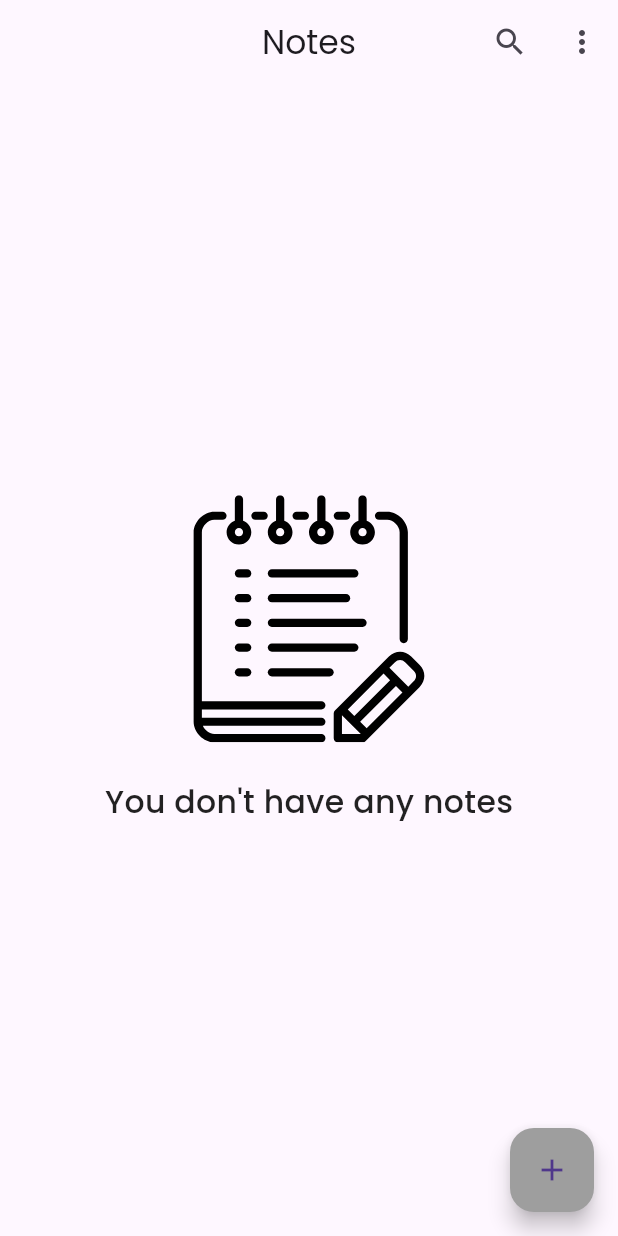
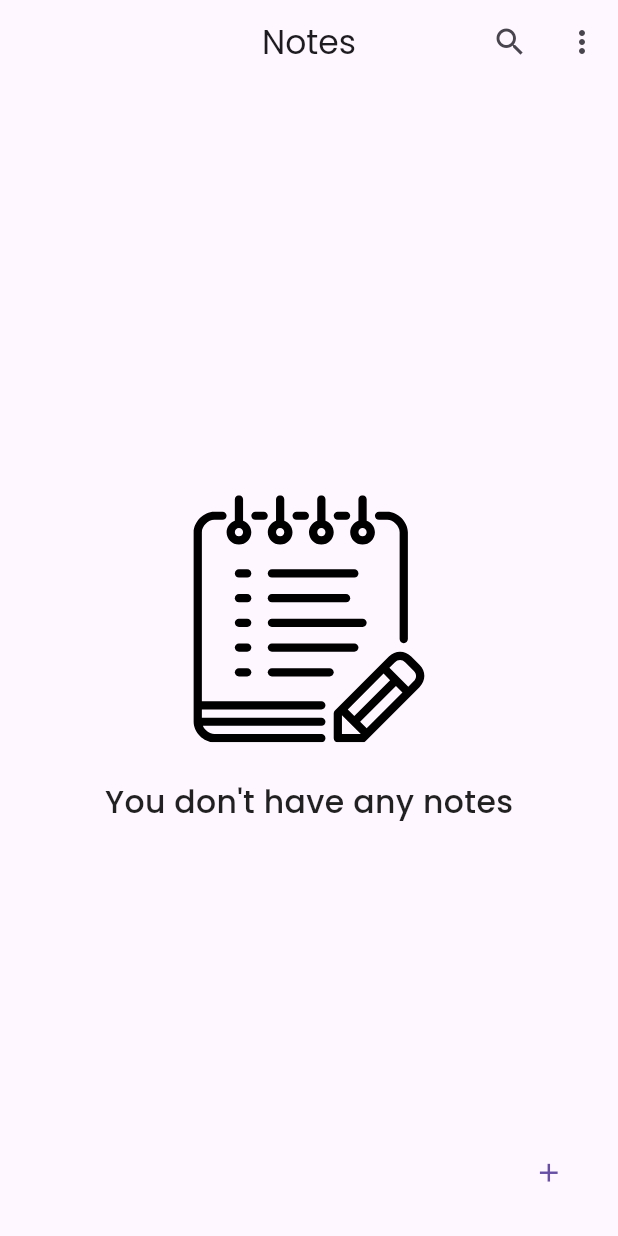
Before and after one commit to taherelzoghby/Notes-APP, a Flutter app: the screen it shows after launch, on a phone screen of 412 x 824 dp. Run offline on Flutter 3.47's test engine with Material 2 defaults, Android fonts, the light colour scheme and no system bars; our stand-ins replace flutter_staggered_animations, flutter_svg, get, google_fonts, share, sqflite; missing offline and left inert: string_stats; accounts and stored records are empty.

Commit message:
made all floatingactionbutton adaptive

```diff
--- /dev/null
+++ b/lib/adaptive/adaptiveFloatingActionButton.dart
@@ -0,0 +1,25 @@
+import 'package:flutter/cupertino.dart';
+import 'package:flutter/material.dart';
+
+class adaptiveFloatingActionButton extends StatelessWidget {
+  const adaptiveFloatingActionButton(
+      {super.key,
+      required this.os,
+      required this.widget,
+      required this.function});
+  final String os;
+  final Widget widget;
+  final void Function()? function;
+  @override
+  Widget build(BuildContext context) {
+    if (os != 'android')
+      return FloatingActionButton(
+        onPressed: () => function!(),
+        child: widget,
+      );
+    return CupertinoButton(
+      onPressed: () => function!(),
+      child: widget,
+    );
+  }
+}
--- /dev/null
+++ b/lib/constants.dart
@@ -0,0 +1,5 @@
+import 'dart:io';
+
+String Os() {
+  return Platform.operatingSystem;
+}
--- a/lib/views/screens/home.dart
+++ b/lib/views/screens/home.dart
@@ -1,9 +1,11 @@
 import 'package:flutter/material.dart';
 import 'package:get/get.dart';
+import 'package:no_tes/constants.dart';
 import 'package:no_tes/controller/noteController.dart';
 import 'package:no_tes/views/widgets/noTasks.dart';
 import 'package:no_tes/views/widgets/searchBar.dart';
 
+import '../../adaptive/adaptiveFloatingActionButton.dart';
 import '../widgets/showNotes.dart';
 
 class home extends StatelessWidget {
@@ -17,9 +19,10 @@ class home extends StatelessWidget {
         centerTitle: true,
         actions: [
           IconButton(
-              onPressed: () =>
-                  showSearch(context: context, delegate: searchBar()),
-              icon: Icon(Icons.search)),
+            onPressed: () =>
+                showSearch(context: context, delegate: searchBar()),
+            icon: Icon(Icons.search),
+          ),
           PopupMenuButton(
             icon: const Icon(Icons.more_vert),
             onSelected: (value) {
@@ -48,9 +51,10 @@ class home extends StatelessWidget {
                 notes: _cont.notes,
               ),
       ),
-      floatingActionButton: FloatingActionButton(
-        onPressed: () => Get.toNamed('/addNotePage'),
-        child: const Icon(Icons.add),
+      floatingActionButton: adaptiveFloatingActionButton(
+        os: Os(),
+        widget: Icon(Icons.add),
+        function: () => Get.toNamed('/addNotePage'),
       ),
     );
   }
```
Also changed, not shown: lib/views/screens/addNotePage.dart (+6 -3 lines), lib/views/screens/editNotePage.dart (+6 -3 lines).
